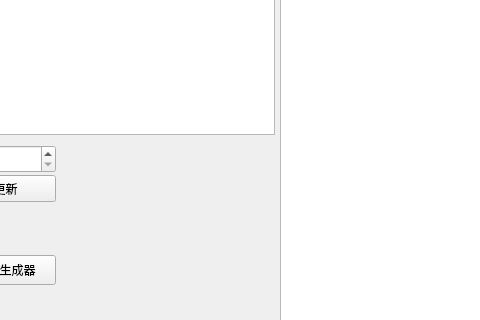
First picture: the form in Qt_GUI/layout.ui, repository XuHg-zjcn/time-manager, before the edit; both pictures show x 475 to 955 and y 165 to 485 of the 1417 by 633 pixel window.
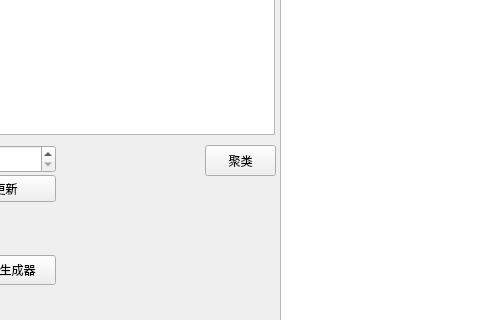
Second picture: the form after the edit. Custom widgets are drawn as their Qt base class.

Commit message: feat: click button '聚类' to run cluster

The edit to the form file:
```diff
--- a/Qt_GUI/layout.ui
+++ b/Qt_GUI/layout.ui
@@ -245,6 +245,19 @@
      <string>添加生成器</string>
     </property>
    </widget>
+   <widget class="QPushButton" name="cluster">
+    <property name="geometry">
+     <rect>
+      <x>680</x>
+      <y>310</y>
+      <width>71</width>
+      <height>31</height>
+     </rect>
+    </property>
+    <property name="text">
+     <string>聚类</string>
+    </property>
+   </widget>
   </widget>
   <widget class="QMenuBar" name="menubar">
    <property name="geometry">
```
The commit also changes 4 other files.
